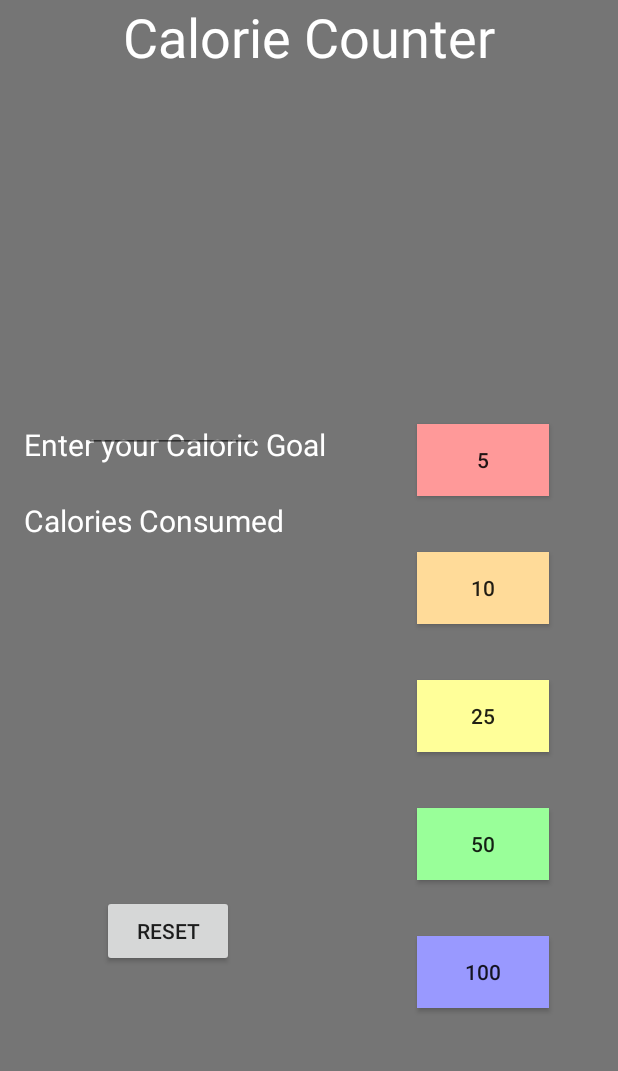
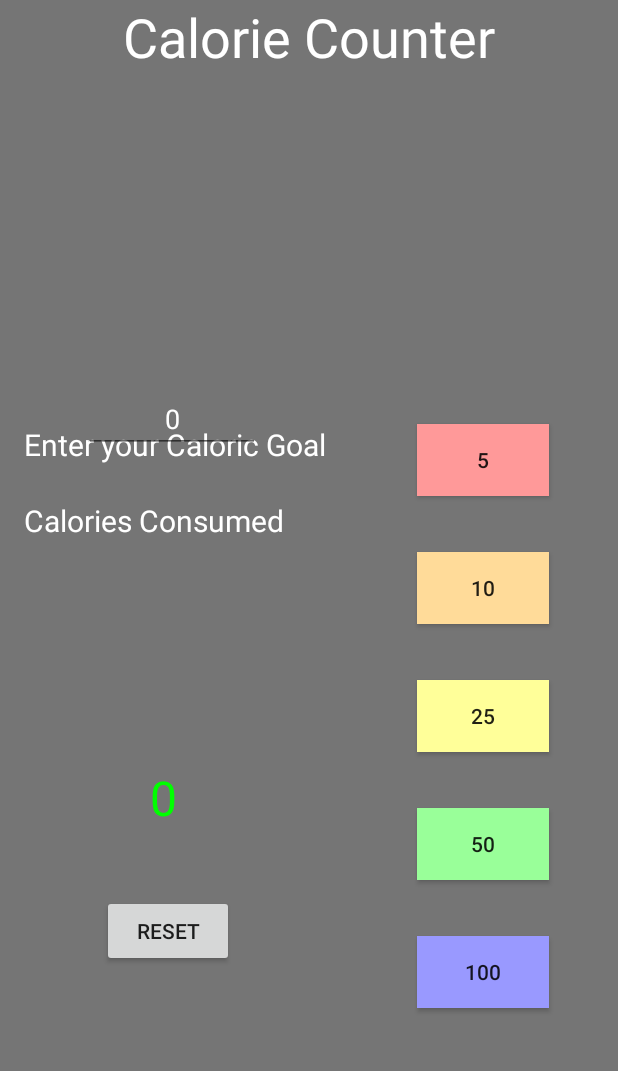
Before and after one commit to dmonreal/DailyAllotment, an Android app: the fragment CalFragment placed in its activity, on a phone screen of 412 x 824 dp, the part 84-1155 px from its top. Run offline under Robolectric (Android 15) with nearby library versions, the phone set to English and light mode, and no system bars.

Commit message:
added sharedpref to calFragment
Added abilbity to save user input for calorie input

```diff
--- a/app/src/main/java/com/monreal/deb/dailyallotment/CalFragment.java
+++ b/app/src/main/java/com/monreal/deb/dailyallotment/CalFragment.java
@@ -1,6 +1,8 @@
 package com.monreal.deb.dailyallotment;
 
+import android.content.Context;
 import android.content.Intent;
+import android.content.SharedPreferences;
 import android.graphics.Color;
 import android.os.Bundle;
 import android.support.annotation.NonNull;
@@ -23,11 +25,28 @@ public class CalFragment extends Fragment {
     int calories = 0;
     EditText userLimit;
     int limit;
+    SharedPreferences calCount, userCal;
 
     @Nullable
     @Override
     public View onCreateView(@NonNull LayoutInflater inflater, @Nullable ViewGroup container, @Nullable Bundle savedInstanceState) {
         ConstraintLayout rootView = (ConstraintLayout) inflater.inflate(R.layout.fragment_cal_count, container, false);
+
+        calCount = getActivity().getSharedPreferences("userCalories", Context.MODE_PRIVATE);
+        if (calCount.contains("calories")) {
+            calories = calCount.getInt("calories", 0);
+
+        } else {
+            calories = 0;
+        }
+
+        userCal = getActivity().getSharedPreferences("enteredCal", Context.MODE_PRIVATE);
+        if(userCal.contains("upperLimit")){
+            limit = userCal.getInt("upperLimit", 0);
+            }
+            else{
+            limit = 0;
+        }
 
         Button5 = rootView.findViewById(R.id.button5);
         Button10 = rootView.findViewById(R.id.button10);
@@ -42,8 +61,14 @@ public class CalFragment extends Fragment {
             @Override
             public void onClick(View v) {
 
-                calories = calories + 5;
+                calories += 5;
+
+                SharedPreferences.Editor editor = calCount.edit();
+                editor.putInt("calories", calories);
+                editor.apply();
+
                 displayCalories(calories);
+
             }
         });
 
@@ -52,6 +77,11 @@ public class CalFragment extends Fragment {
             public void onClick(View v) {
 
                 calories = calories + 10;
+
+
+                SharedPreferences.Editor editor = calCount.edit();
+                editor.putInt("calories", calories);
+                editor.apply();
                 displayCalories(calories);
             }
         });
@@ -61,6 +91,11 @@ public class CalFragment extends Fragment {
             public void onClick(View v) {
 
                 calories = calories + 25;
+
+
+                SharedPreferences.Editor editor = calCount.edit();
+                editor.putInt("calories", calories);
+                editor.apply();
                 displayCalories(calories);
             }
         });
@@ -70,6 +105,11 @@ public class CalFragment extends Fragment {
             public void onClick(View v) {
 
                 calories = calories + 50;
+
+
+                SharedPreferences.Editor editor = calCount.edit();
+                editor.putInt("calories", calories);
+                editor.apply();
                 displayCalories(calories);
             }
         });
@@ -79,6 +119,11 @@ public class CalFragment extends Fragment {
             public void onClick(View v) {
 
                 calories = calories + 100;
+
+
+                SharedPreferences.Editor editor = calCount.edit();
+                editor.putInt("calories", calories);
+                editor.apply();
                 displayCalories(calories);
             }
         });
@@ -86,26 +131,50 @@ public class CalFragment extends Fragment {
         reset.setOnClickListener(new View.OnClickListener() {
             @Override
             public void onClick(View v) {
+
+                SharedPreferences.Editor editor = calCount.edit();
+                SharedPreferences.Editor editor1 = userCal.edit();
+                editor.clear();
+                editor.commit();
+
                 calories = 0;
-               calTotal.setTextColor(Color.GREEN);
+                limit = 0;
+                calTotal.setTextColor(Color.GREEN);
                 displayCalories(calories);
+                displayLimit(limit);
+
             }
         });
 
-
-
-
+        displayCalories(calories);
+        displayLimit(limit);
         return rootView;
 
     }
-        private void displayCalories(int calories) {
 
+    private void displayLimit(int limit) {
+        try {
             limit = Integer.parseInt(userLimit.getText().toString());
-            calTotal.setText(String.valueOf(calories));
-            if(calories > limit) {
-                calTotal.setTextColor(Color.RED);
-            }
+        } catch (NumberFormatException ex) {
+            Toast.makeText(getContext(), "Please enter your goal before tracking", Toast.LENGTH_SHORT).show();
+        }
+        userLimit.setText(String.valueOf(limit));
+        SharedPreferences.Editor editor1 = userCal.edit();
+        editor1.putInt("upperLimit", limit);
+        editor1.apply();
+    }
+
+    private void displayCalories(int calories) {
+
+        calTotal.setText(String.valueOf(calories));
+
+
+        if (calories > limit) {
+            calTotal.setTextColor(Color.RED);
+        } else {
+            calTotal.setTextColor(Color.GREEN);
+        }
+
 
     }
-
 }
--- a/app/src/main/java/com/monreal/deb/dailyallotment/MainActivity.java
+++ b/app/src/main/java/com/monreal/deb/dailyallotment/MainActivity.java
@@ -1,5 +1,7 @@
 package com.monreal.deb.dailyallotment;
 
+import android.content.Context;
+import android.content.SharedPreferences;
 import android.os.Bundle;
 import android.support.annotation.NonNull;
 import android.support.design.widget.NavigationView;
@@ -8,10 +10,13 @@ import android.support.v4.widget.DrawerLayout;
 import android.support.v7.app.ActionBarDrawerToggle;
 import android.support.v7.app.AppCompatActivity;
 import android.view.MenuItem;
+import android.widget.ToggleButton;
 
 public class MainActivity extends AppCompatActivity implements NavigationView.OnNavigationItemSelectedListener {
 
     private DrawerLayout drawer;
+    ToggleButton toggleButton, toggleButton1, toggleButton2, toggleButton3, toggleButton4, toggleButton5, toggleButton6, toggleButton7;
+
 
 
     @Override
@@ -30,15 +35,19 @@ public class MainActivity extends AppCompatActivity implements NavigationView.On
 
         drawer.addDrawerListener(toggle);
         toggle.syncState();
-    }
+
+
+
+
+       }
 
     @Override
     public boolean onNavigationItemSelected(@NonNull MenuItem item) {
 
         switch(item.getItemId()){
             case R.id.nav_carb:
-                getSupportFragmentManager().beginTransaction().replace(R.id.fragmentContainer,
-                        new CarbFragment()).commit();
+               getSupportFragmentManager().beginTransaction().replace(R.id.fragmentContainer,
+                       new  CarbFragment()).commit();
                 break;
 
             case R.id.nav_cal:
--- a/app/src/main/res/layout/activity_main.xml
+++ b/app/src/main/res/layout/activity_main.xml
@@ -24,25 +24,32 @@
             app:popupTheme="@style/ThemeOverlay.AppCompat.Light"/>
 
         <FrameLayout
+            android:id="@+id/fragmentContainer"
             android:layout_width="match_parent"
-            android:layout_height="match_parent"
-            android:id="@+id/fragmentContainer" />
+            android:layout_height="match_parent">
 
             <TextView
-            android:layout_width="match_parent"
-            android:layout_height="wrap_content"
+                android:layout_width="287dp"
+                android:layout_height="125dp"
+                android:layout_gravity="center_horizontal"
+                android:layout_marginTop="150dp"
                 android:text="@string/welcome"
-            android:textStyle="bold"
+                android:textAlignment="center"
+                android:textColor="#000000"
                 android:textSize="18sp"
-            android:textColor="#000000"/>
+                android:textStyle="bold" />
 
             <TextView
-            android:layout_width="match_parent"
-            android:layout_height="wrap_content"
+                android:layout_width="235dp"
+                android:layout_height="126dp"
+                android:layout_gravity="center_horizontal"
+                android:layout_marginTop="350dp"
                 android:text="@string/feedback"
-            android:textStyle="bold"
+                android:textAlignment="center"
+                android:textColor="#000000"
                 android:textSize="18sp"
-            android:textColor="#000000"/>
+                android:textStyle="bold" />
+        </FrameLayout>
 
     </LinearLayout>
 
```
Also changed, not shown: app/src/main/java/com/monreal/deb/dailyallotment/CarbFragment.java (+28 -3 lines). Lines whose indentation alone changed are shown as unchanged.
